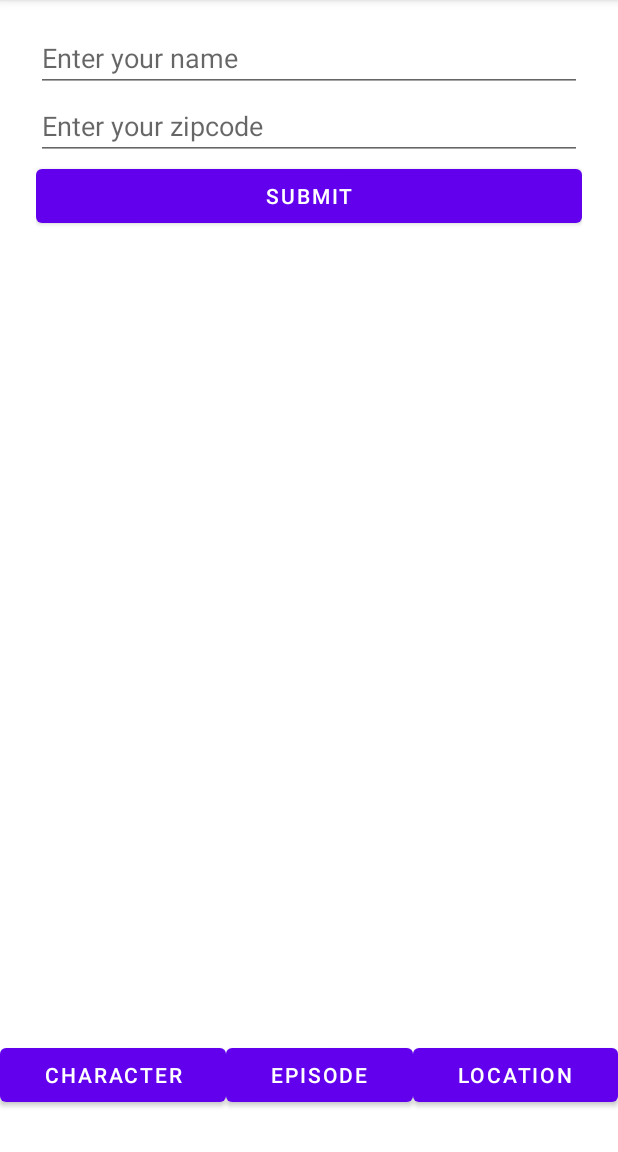
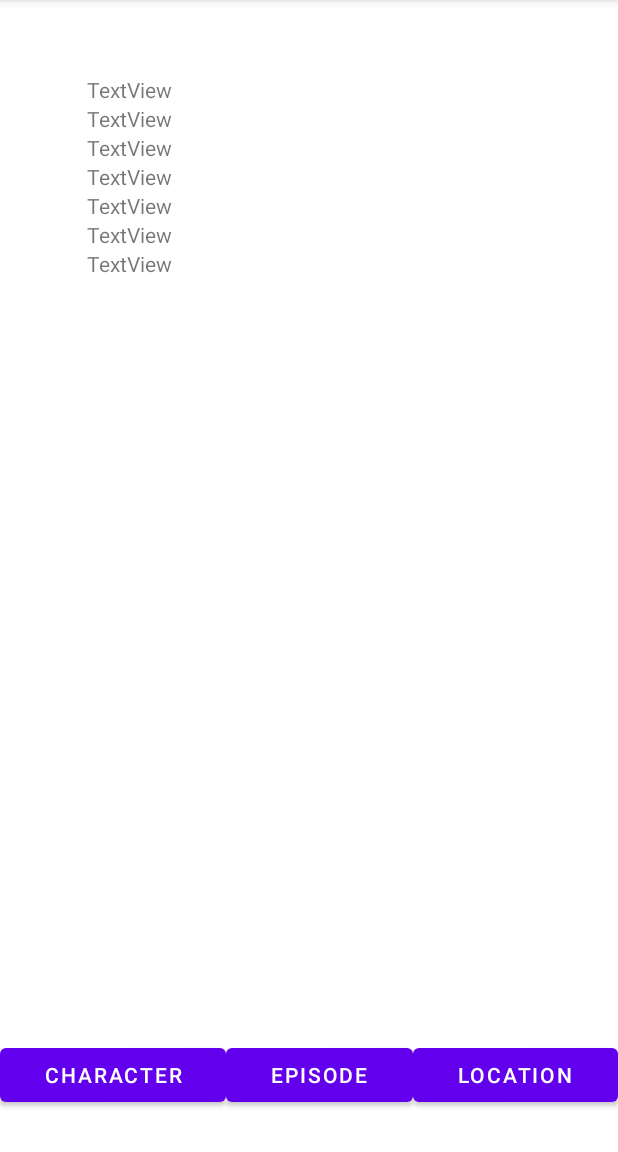
Before and after one commit to goudete/hw3_mobile_apps, an Android app: the fragment EpisodeFragment placed in its activity, on a phone screen of 412 x 824 dp, the part 84-1236 px from its top. Run offline under Robolectric (Android 15) with nearby library versions, the phone set to English and light mode, and no system bars; libraries missing offline, so code that uses them is left out: com.loopj.android, cz.msebera.android.

Commit message:
character fragment implemented

```diff
--- a/app/build.gradle
+++ b/app/build.gradle
@@ -38,4 +38,6 @@ dependencies {
     androidTestImplementation 'androidx.test.espresso:espresso-core:3.3.0'
     implementation "androidx.fragment:fragment:1.3.0"
     implementation 'com.loopj.android:android-async-http:1.4.9'
+    implementation 'com.squareup.picasso:picasso:2.71828'
+
 }
--- a/app/src/main/java/com/example/homeworkthree/EpisodeFragment.java
+++ b/app/src/main/java/com/example/homeworkthree/EpisodeFragment.java
@@ -10,27 +10,24 @@ import android.widget.EditText;
 import androidx.annotation.NonNull;
 import androidx.annotation.Nullable;
 import androidx.fragment.app.Fragment;
-import androidx.lifecycle.ViewModelProvider;
 
 public class EpisodeFragment extends Fragment {
 
-    private EditText editText_name, editText_zip;
-    private Button button;
 
     @Nullable
     @Override
     public View onCreateView(@NonNull LayoutInflater inflater, @Nullable ViewGroup container, @Nullable Bundle savedInstanceState) {
-        View v = inflater.inflate(R.layout.fragment_one, container, false);
+        View v = inflater.inflate(R.layout.fragment_character, container, false);
 
-        editText_name = v.findViewById(R.id.editText_name);
-        editText_zip = v.findViewById(R.id.editText_zip);
-        button = v.findViewById(R.id.button_submit);
+//        editText_name = v.findViewById(R.id.editText_name);
+//        editText_zip = v.findViewById(R.id.editText_zip);
+//        button = v.findViewById(R.id.button_submit);
 
-        button.setOnClickListener(new View.OnClickListener() {
-            @Override
-            public void onClick(View v) {
-            }
-        });
+//        button.setOnClickListener(new View.OnClickListener() {
+//            @Override
+//            public void onClick(View v) {
+//            }
+//        });
 
         return v;
     }
--- a/app/src/main/java/com/example/homeworkthree/MainActivity.java
+++ b/app/src/main/java/com/example/homeworkthree/MainActivity.java
@@ -6,14 +6,28 @@ import androidx.fragment.app.FragmentManager;
 import androidx.fragment.app.FragmentTransaction;
 
 import android.os.Bundle;
+import android.util.Log;
 import android.view.View;
 import android.widget.Button;
+
+import com.loopj.android.http.AsyncHttpClient;
+import com.loopj.android.http.AsyncHttpResponseHandler;
+
+import org.json.JSONArray;
+import org.json.JSONException;
+import org.json.JSONObject;
+
+import java.util.ArrayList;
+import java.util.concurrent.ThreadLocalRandom;
 
 public class MainActivity extends AppCompatActivity {
 
     Button character_btn;
     Button location_btn;
     Button episode_btn;
+    public static AsyncHttpClient client = new AsyncHttpClient();
+    public String getCharacterUrl;
+    ArrayList<String> episodesArr = new ArrayList<String>();
 
     @Override
     protected void onCreate(Bundle savedInstanceState) {
@@ -30,30 +44,83 @@ public class MainActivity extends AppCompatActivity {
         character_btn.setOnClickListener(new View.OnClickListener() {
             @Override
             public void onClick(View v) {
-                loadFragment(new CharacterFragment(), R.id.fragContainer);
+                requestCharacter();
             }
         });
         location_btn.setOnClickListener(new View.OnClickListener() {
             @Override
             public void onClick(View v) {
-                loadFragment(new LocationFragment(), R.id.fragContainer);
+//                loadFragment(new LocationFragment(), R.id.fragContainer);
             }
         });
         episode_btn.setOnClickListener(new View.OnClickListener() {
             @Override
             public void onClick(View v) {
-                loadFragment(new EpisodeFragment(), R.id.fragContainer);
+//                loadFragment(new EpisodeFragment(), R.id.fragContainer);
             }
         });
 
     }
 
-    public void loadFragment(Fragment fragment, int id){
-        FragmentManager fragmentManager = getSupportFragmentManager();
-        // create a fragment transaction to begin the transaction and replace the fragment
-        FragmentTransaction fragmentTransaction = fragmentManager.beginTransaction();
-        //replacing the placeholder - fragmentContainterView with the fragment that is passed as parameter
-        fragmentTransaction.replace(id, fragment);
-        fragmentTransaction.commit();
+    public void requestCharacter() {
+        getCharacterUrl = "https://rickandmortyapi.com/api/character/";
+        Bundle bundle = new Bundle();
+
+        // Generate url
+        getCharacterUrl += Integer.toString(ThreadLocalRandom.current().nextInt(1, 670 + 1));
+        Log.d("characterURl", getCharacterUrl);
+
+        //API Call
+        client.addHeader("Accept", "application/json");
+        client.get(getCharacterUrl, new AsyncHttpResponseHandler() {
+            @Override
+            public void onSuccess(int statusCode, cz.msebera.android.httpclient.Header[] headers, byte[] responseBody) {
+                Log.d("api response", new String(responseBody));
+                try {
+                    JSONObject json = new JSONObject(new String(responseBody));
+
+                    // Name, status, species, gender, origin name, location name, an image, and a list of episode numbers this character
+                    bundle.putString("name", json.getString("name"));
+                    bundle.putString("status", json.getString("status"));
+                    bundle.putString("species", json.getString("species"));
+                    bundle.putString("gender", json.getString("gender"));
+
+                    JSONObject origin = json.getJSONObject("origin");
+                    bundle.putString("originName", origin.getString("name"));
+
+
+                    JSONObject location = json.getJSONObject("location");
+                    bundle.putString("locationName", location.getString("name"));
+
+                    bundle.putString("imageUrl", json.getString("image"));
+
+
+                    JSONArray episodes = json.getJSONArray("episode");
+                    for (int i = 0; i < episodes.length(); i++) {
+                        String episodeUrl = episodes.getString(i);
+                        String[] splitEp = episodeUrl.split("/");
+                        int id = Integer.parseInt(splitEp[splitEp.length - 1]);
+                        episodesArr.add(Integer.toString(id));
+                    }
+                    bundle.putStringArrayList("episodesArr", episodesArr);
+
+                    // Load Fragment
+                    getSupportFragmentManager().beginTransaction()
+                            .setReorderingAllowed(true)
+                            .replace(R.id.fragContainer, CharacterFragment.class, bundle)
+                            .commit();
+
+                } catch (JSONException e) {
+                    e.printStackTrace();
+                }
+            }
+
+            @Override
+            public void onFailure(int statusCode, cz.msebera.android.httpclient.Header[] headers, byte[] responseBody, Throwable error) {
+                Log.e("api error /character/id", new String(responseBody));
+
+            }
+        });
     }
+
 }
--- /dev/null
+++ b/app/src/main/res/layout/fragment_character.xml
@@ -0,0 +1,58 @@
+<?xml version="1.0" encoding="utf-8"?>
+<LinearLayout xmlns:android="http://schemas.android.com/apk/res/android"
+    xmlns:app="http://schemas.android.com/apk/res-auto"
+    xmlns:tools="http://schemas.android.com/tools"
+    android:layout_width="match_parent"
+    android:layout_height="wrap_content"
+    android:gravity="center_horizontal"
+    android:orientation="vertical"
+    android:padding="50dp">
+
+    <ImageView
+        android:id="@+id/characterImage"
+        android:layout_width="match_parent"
+        android:layout_height="wrap_content"
+        tools:srcCompat="@tools:sample/avatars" />
+
+    <TextView
+        android:id="@+id/characterName"
+        android:layout_width="match_parent"
+        android:layout_height="wrap_content"
+        android:text="TextView" />
+
+    <TextView
+        android:id="@+id/characterStatus"
+        android:layout_width="match_parent"
+        android:layout_height="wrap_content"
+        android:text="TextView" />
+
+    <TextView
+        android:id="@+id/characterSpecies"
+        android:layout_width="match_parent"
+        android:layout_height="wrap_content"
+        android:text="TextView" />
+
+    <TextView
+        android:id="@+id/characterGender"
+        android:layout_width="match_parent"
+        android:layout_height="wrap_content"
+        android:text="TextView" />
+
+    <TextView
+        android:id="@+id/characterOriginName"
+        android:layout_width="match_parent"
+        android:layout_height="wrap_content"
+        android:text="TextView" />
+
+    <TextView
+        android:id="@+id/characterLocationName"
+        android:layout_width="match_parent"
+        android:layout_height="wrap_content"
+        android:text="TextView" />
+
+    <TextView
+        android:id="@+id/characterEpisodes"
+        android:layout_width="match_parent"
+        android:layout_height="wrap_content"
+        android:text="TextView" />
+</LinearLayout>
--- a/app/src/main/res/layout/fragment_one.xml
+++ /dev/null
@@ -1,30 +0,0 @@
-<?xml version="1.0" encoding="utf-8"?>
-<LinearLayout xmlns:android="http://schemas.android.com/apk/res/android"
-    android:layout_width="match_parent"
-    android:layout_height="wrap_content"
-    android:gravity="center_horizontal"
-    android:orientation="vertical"
-    android:padding="16dp">
-
-    <EditText
-        android:id="@+id/editText_name"
-        android:layout_width="match_parent"
-        android:layout_height="wrap_content"
-        android:ems="10"
-        android:hint="Enter your name"
-        android:inputType="textPersonName" />
-
-    <EditText
-        android:id="@+id/editText_zip"
-        android:layout_width="match_parent"
-        android:layout_height="wrap_content"
-        android:ems="10"
-        android:hint="Enter your zipcode"
-        android:inputType="textPersonName" />
-
-    <Button
-        android:id="@+id/button_submit"
-        android:layout_width="match_parent"
-        android:layout_height="wrap_content"
-        android:text="Submit" />
-</LinearLayout>
```
Also changed, not shown: app/src/main/java/com/example/homeworkthree/CharacterFragment.java (+48 -22 lines).
